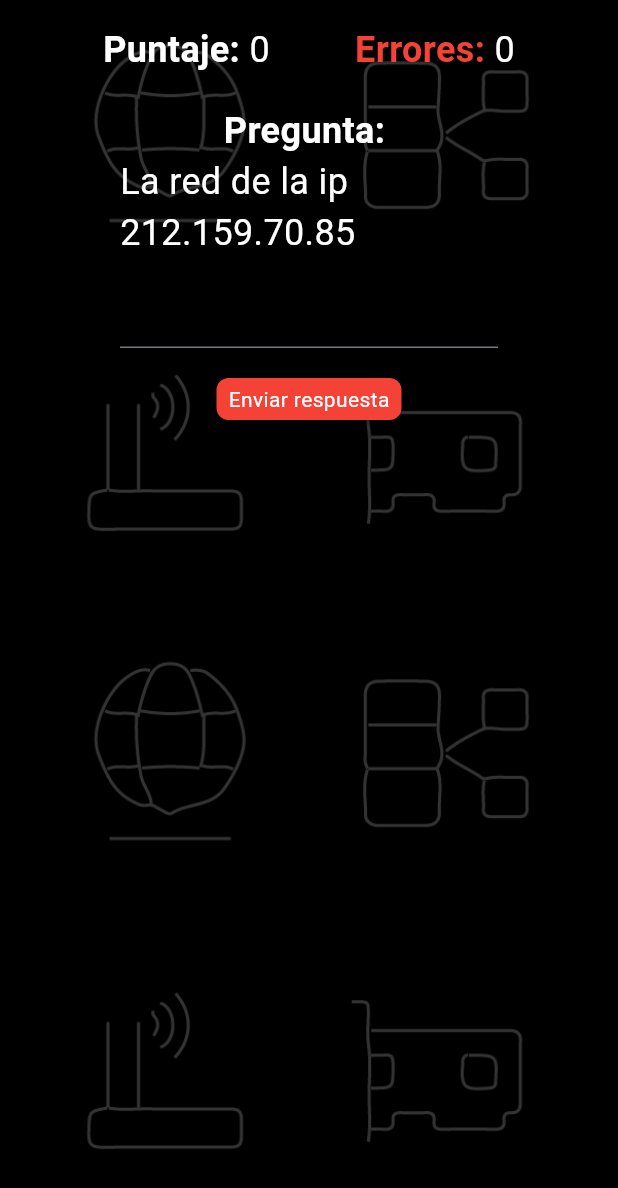
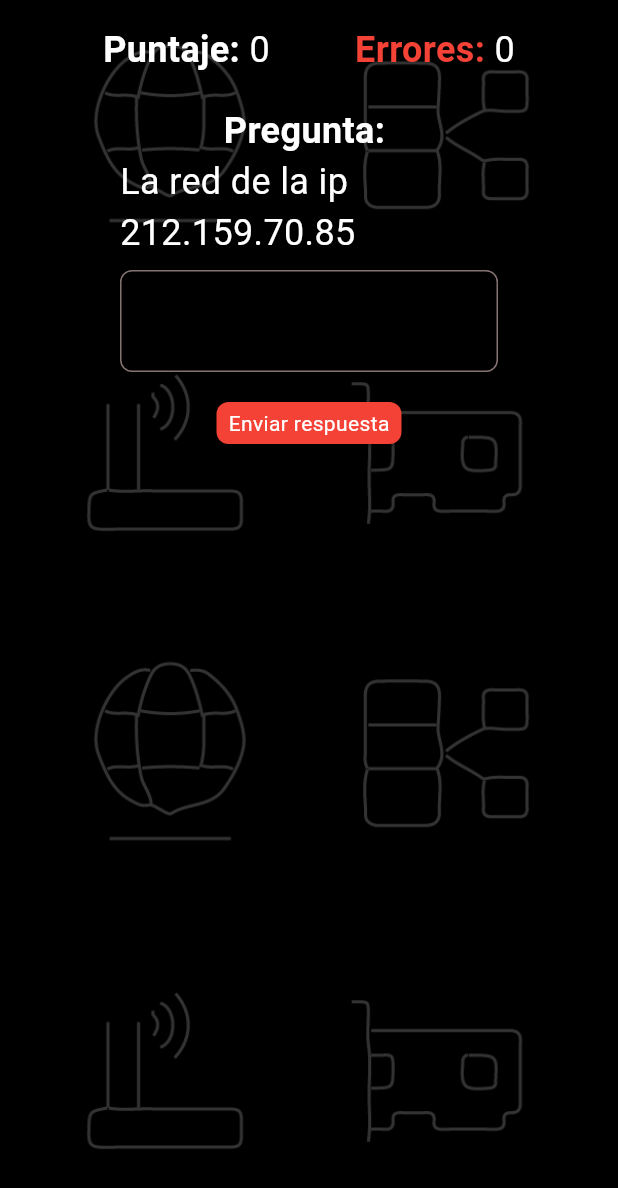
Before and after one commit to augustt0/numericc, a Flutter app: the screen it shows after launch, on a phone screen of 412 x 824 dp. Shown: the top 1188 px of the screen. Run offline on Flutter 3.47's test engine with Material 3 defaults, Android fonts, the phone set to English and light mode, and no system bars; our stand-ins replace google_fonts.

Commit message:
font & input text style

```diff
--- a/lib/main.dart
+++ b/lib/main.dart
@@ -1,7 +1,15 @@
+import 'package:flutter/foundation.dart';
 import 'package:flutter/material.dart';
+import 'package:flutter/services.dart';
+import 'package:google_fonts/google_fonts.dart';
 import 'package:numericc/ipv4.dart';
 
 void main() {
+  LicenseRegistry.addLicense(() async* {
+    final license = await rootBundle.loadString('google_fonts/OFL.txt');
+    yield LicenseEntryWithLineBreaks(['google_fonts'], license);
+  });
+
   runApp(const MyApp());
 }
 
@@ -14,9 +22,9 @@ class MyApp extends StatelessWidget {
     return MaterialApp(
       title: 'NumeriCC',
       theme: ThemeData(
-        colorScheme: ColorScheme.fromSeed(seedColor: Colors.deepPurple),
-        useMaterial3: true,
-      ),
+          colorScheme: ColorScheme.fromSeed(seedColor: Colors.redAccent),
+          useMaterial3: true,
+          textTheme: GoogleFonts.ubuntuMonoTextTheme()),
       home: const MyHomePage(),
     );
   }
@@ -168,6 +176,13 @@ class _MyHomePageState extends State<MyHomePage> {
                                     child: TextFormField(
                                       controller: _valueController,
                                       focusNode: _focus,
+                                      decoration: InputDecoration(
+                                          border: OutlineInputBorder(
+                                              borderRadius:
+                                                  BorderRadius.circular(8),
+                                              borderSide: const BorderSide(
+                                                  color: Colors.grey,
+                                                  width: 1))),
                                       style: const TextStyle(
                                           fontSize: 24, color: Colors.white),
                                       onFieldSubmitted: (r) {
--- a/pubspec.yaml
+++ b/pubspec.yaml
@@ -11,6 +11,7 @@ dependencies:
     sdk: flutter
 
   cupertino_icons: ^1.0.8
+  google_fonts: ^6.2.1
 
 dev_dependencies:
   flutter_test:
```
Also changed, not shown: pubspec.lock, 3 other files.
